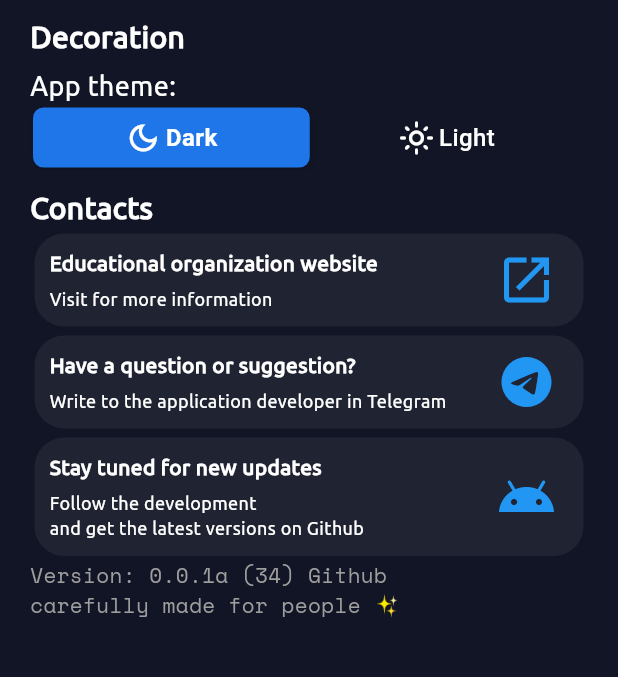
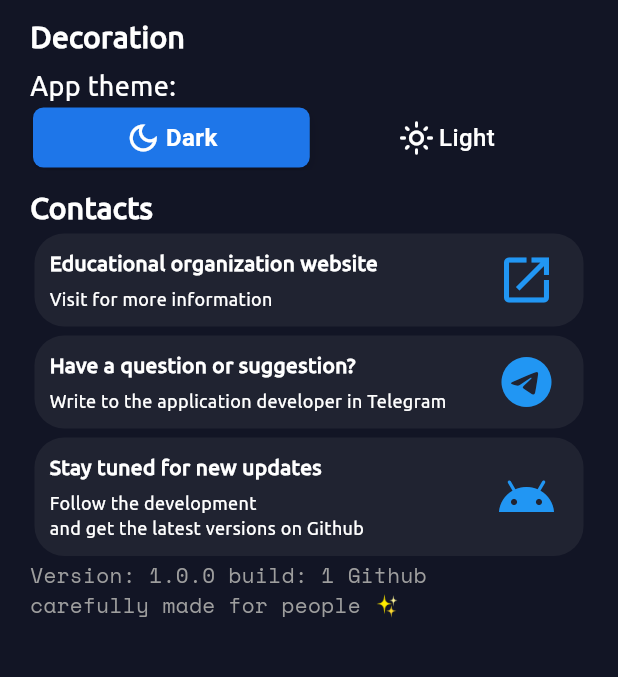
Before and after one commit to mdktdys/Chronos, a Flutter app: the SettingsScreen screen opened directly, on a phone screen of 412 x 824 dp, the part 272-949 px from its top. Run offline on Flutter 3.47's test engine with Material 3 defaults, Android fonts, the phone set to English and light mode, and no system bars; our stand-ins replace bloc, flutter_bloc, get_it, lottie, package_info_plus, shared_preferences and 2 more; missing offline and left inert: ota_update; accounts and stored records are empty.

Commit message:
add version display and talker debug screen

```diff
--- a/Application/Mobile/zameny_flutter/lib/main.dart
+++ b/Application/Mobile/zameny_flutter/lib/main.dart
@@ -2,6 +2,7 @@ import 'package:flutter/material.dart';
 import 'package:flutter/services.dart';
 import 'package:flutter_bloc/flutter_bloc.dart';
 import 'package:get_it/get_it.dart';
+import 'package:package_info_plus/package_info_plus.dart';
 import 'package:provider/provider.dart' as pr;
 import 'package:shared_preferences/shared_preferences.dart';
 import 'package:supabase_flutter/supabase_flutter.dart';
@@ -28,6 +29,9 @@ Future<void> main() async {
 
   final SharedPreferences prefs = await SharedPreferences.getInstance();
   GetIt.I.registerSingleton<SharedPreferences>(prefs);
+
+  PackageInfo packageInfo = await PackageInfo.fromPlatform();
+  GetIt.I.registerSingleton<PackageInfo>(packageInfo);
 
   runApp(const MyApp());
 }
--- a/Application/Mobile/zameny_flutter/lib/presentation/Screens/settings_screen/settings_version_block/settings_version_block.dart
+++ b/Application/Mobile/zameny_flutter/lib/presentation/Screens/settings_screen/settings_version_block/settings_version_block.dart
@@ -1,4 +1,6 @@
 import 'package:flutter/material.dart';
+import 'package:get_it/get_it.dart';
+import 'package:package_info_plus/package_info_plus.dart';
 
 class SettingsVersionBlock extends StatelessWidget {
   const SettingsVersionBlock({
@@ -7,18 +9,19 @@ class SettingsVersionBlock extends StatelessWidget {
 
   @override
   Widget build(BuildContext context) {
+    final packageInfo = GetIt.I.get<PackageInfo>();
     return Container(
       alignment: Alignment.topLeft,
-      child: const Column(
+      child: Column(
         mainAxisAlignment: MainAxisAlignment.start,
         crossAxisAlignment: CrossAxisAlignment.start,
         children: [
           Text(
-            "Version: 0.0.1a (34) Github",
-            style: TextStyle(fontFamily: 'Monospace', color: Colors.grey),
+            "Version: ${packageInfo.version} build: ${packageInfo.buildNumber} Github",
+            style: const TextStyle(fontFamily: 'Monospace', color: Colors.grey),
             textAlign: TextAlign.start,
           ),
-          Text(
+          const Text(
             "carefully made for people ✨",
             style: TextStyle(fontFamily: 'Monospace', color: Colors.grey),
             textAlign: TextAlign.start,
--- a/Application/Mobile/zameny_flutter/pubspec.yaml
+++ b/Application/Mobile/zameny_flutter/pubspec.yaml
@@ -46,6 +46,7 @@ dependencies:
   lottie: ^2.7.0
   shared_preferences: ^2.2.2
   ota_update: ^6.0.0
+  package_info_plus: ^4.2.0
 
 dev_dependencies:
   flutter_test:
```
Also changed, not shown: Application/Mobile/zameny_flutter/lib/presentation/Screens/schedule_screen/schedule_header/schedule_header.dart (+25 -1 lines), Application/Mobile/zameny_flutter/pubspec.lock, 1 other file.
